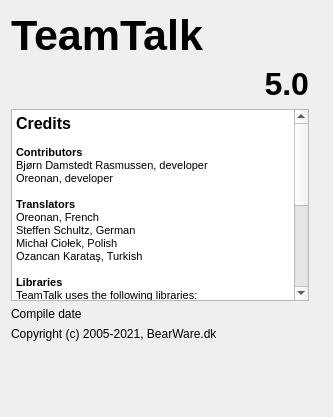
Above: Client/qtTeamTalk/about.ui from BearWare/TeamTalk5 before the change. Below: the same form after it.
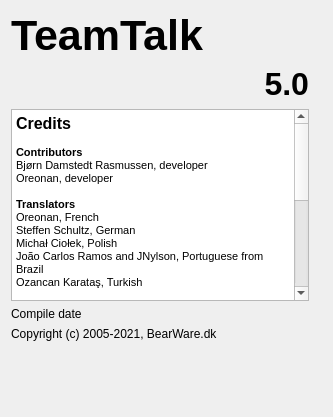
That is the form after the change.

Commit message: Portuguese_BR translator displayed in about.ui

What changed in the file:
```diff
--- a/Client/qtTeamTalk/about.ui
+++ b/Client/qtTeamTalk/about.ui
@@ -87,6 +87,7 @@
 &lt;p style=&quot; margin-top:0px; margin-bottom:0px; margin-left:0px; margin-right:0px; -qt-block-indent:0; text-indent:0px;&quot;&gt;Oreonan, French&lt;/p&gt;
 &lt;p style=&quot; margin-top:0px; margin-bottom:0px; margin-left:0px; margin-right:0px; -qt-block-indent:0; text-indent:0px;&quot;&gt;Steffen Schultz, German&lt;/p&gt;
 &lt;p style=&quot; margin-top:0px; margin-bottom:0px; margin-left:0px; margin-right:0px; -qt-block-indent:0; text-indent:0px;&quot;&gt;Michał Ciołek, Polish&lt;/p&gt;
+&lt;p style=&quot; margin-top:0px; margin-bottom:0px; margin-left:0px; margin-right:0px; -qt-block-indent:0; text-indent:0px;&quot;&gt;João Carlos Ramos and JNylson, Portuguese from Brazil&lt;/p&gt;
 &lt;p style=&quot; margin-top:0px; margin-bottom:0px; margin-left:0px; margin-right:0px; -qt-block-indent:0; text-indent:0px;&quot;&gt;Ozancan Karataş, Turkish&lt;/p&gt;
 &lt;p style=&quot;-qt-paragraph-type:empty; margin-top:0px; margin-bottom:0px; margin-left:0px; margin-right:0px; -qt-block-indent:0; text-indent:0px;&quot;&gt;&lt;br /&gt;&lt;/p&gt;
 &lt;p style=&quot; margin-top:0px; margin-bottom:0px; margin-left:0px; margin-right:0px; -qt-block-indent:0; text-indent:0px;&quot;&gt;&lt;span style=&quot; font-weight:600;&quot;&gt;Libraries&lt;/span&gt;&lt;/p&gt;
```
